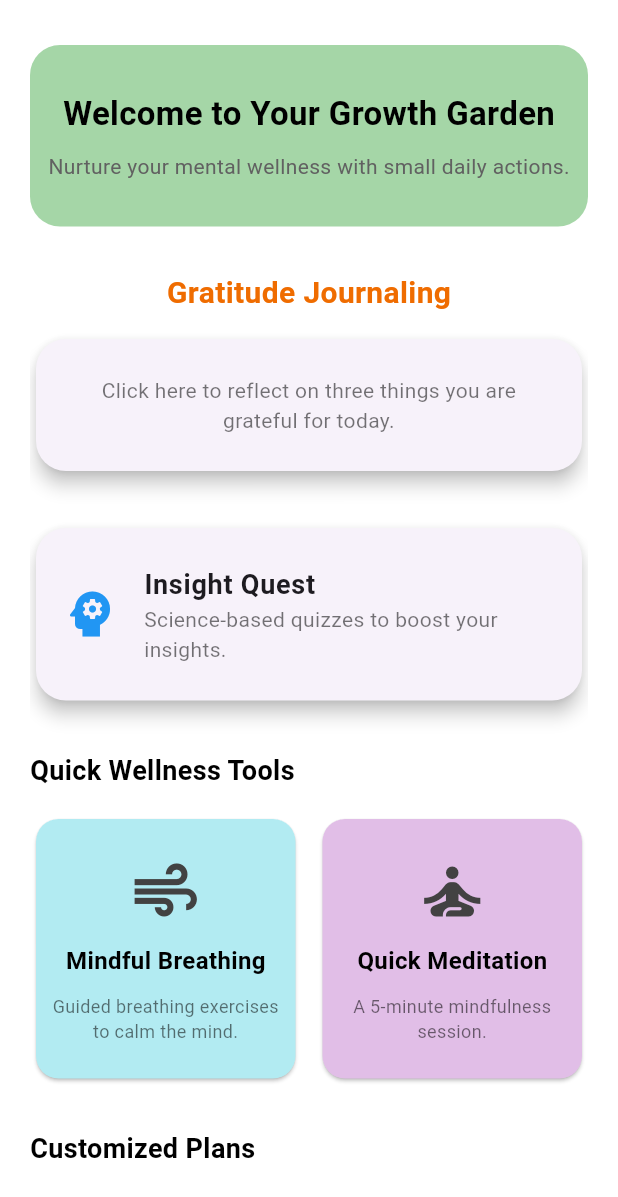
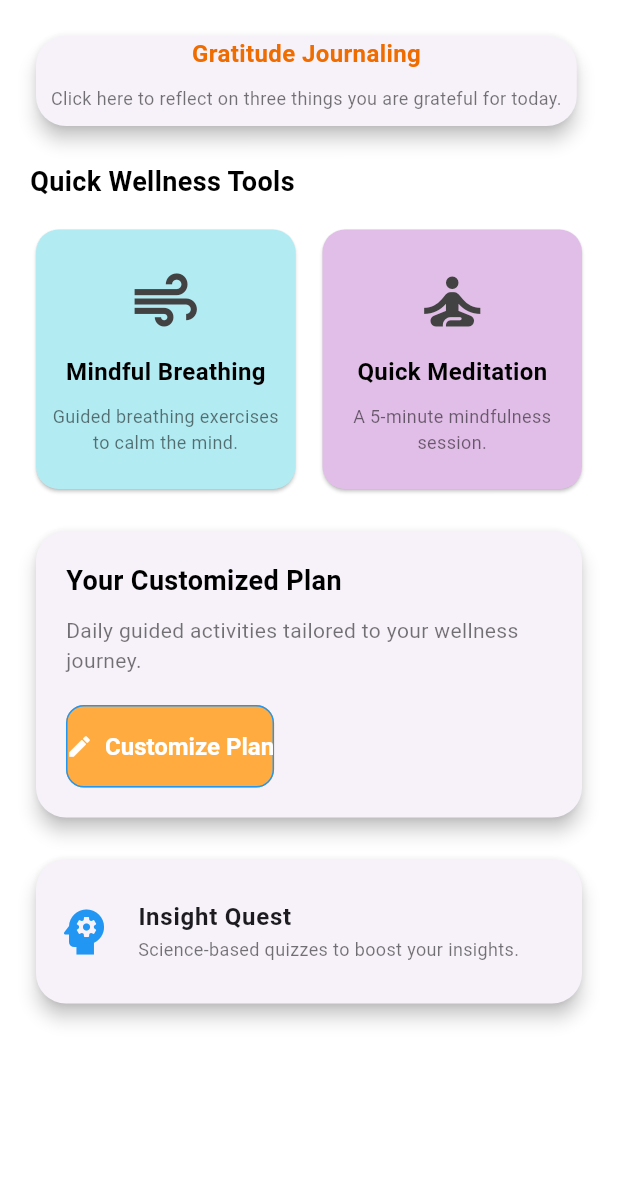
Before and after one commit to JericoDj/MentalHealth, a Flutter app: the GrowthGardenScreen screen opened directly, on a phone screen of 412 x 824 dp. Shown: the top 1197 px of the screen. Run offline on Flutter 3.47's test engine with Material 3 defaults, Android fonts, the phone set to English and light mode, and no system bars; our stand-ins replace carousel_slider, connectivity_plus, firebase_auth, firebase_core, fl_chart, flutter_native_splash and 5 more; accounts and stored records are empty.

Commit message:
Eight Commit
Home
Daily Mood, change the mood tracking section,
Growth garden
remove the welcome?
gratitude journaling to be in one container,
safe talks. search button, and search results
mindhub to redesign
account page add results, app settings, notification settings and account privacy.

```diff
--- a/lib/screens/growth_garden/growth_garden.dart
+++ b/lib/screens/growth_garden/growth_garden.dart
@@ -6,23 +6,16 @@ class GrowthGardenScreen extends StatelessWidget {
     return Scaffold(
 
       body: Padding(
-        padding: const EdgeInsets.symmetric(horizontal: 20.0, vertical: 30.0),
+        padding: const EdgeInsets.symmetric(horizontal: 20.0, vertical: 20.0),
         child: SingleChildScrollView(
           child: Column(
             crossAxisAlignment: CrossAxisAlignment.start,
             children: [
-              // Hero Section (Optional)
-              _buildHeroSection(),
-              const SizedBox(height: 30),
 
               // Section 1: Gratitude Journaling
               GratitudeJournalingContainer(),
-              const SizedBox(height: 30),
 
-              // Section 2: Insight Quest Button
-              InsightQuestButton(),
-              const SizedBox(height: 30),
-
+              const SizedBox(height: 20),
               // Section 3: Grid View of Wellness Tools
               const Text(
                 "Quick Wellness Tools",
@@ -50,15 +43,27 @@ class GrowthGardenScreen extends StatelessWidget {
                   ),
                 ],
               ),
+
+
+
+              const SizedBox(height: 20),
+              // Section 4: Thrive Guide / Customized Plans
+
+              CustomizedPlansContainer(),
+
+              const SizedBox(height: 20),
+
+
+
+              // Section 2: Insight Quest Button
+              InsightQuestButton(),
+              const SizedBox(height: 20),
+
+
               const SizedBox(height: 30),
 
-              // Section 4: Thrive Guide / Customized Plans
-              const Text(
-                "Customized Plans",
-                style: TextStyle(fontSize: 18, fontWeight: FontWeight.bold),
-              ),
-              const SizedBox(height: 15),
-              CustomizedPlansContainer(),
+
+
             ],
           ),
         ),
@@ -70,7 +75,7 @@ class GrowthGardenScreen extends StatelessWidget {
   Widget _buildHeroSection() {
     return Container(
       width: double.infinity,
-      padding: const EdgeInsets.symmetric(vertical: 30),
+      padding: const EdgeInsets.symmetric(vertical: 20),
       decoration: BoxDecoration(
         color: Colors.green[200],
         borderRadius: BorderRadius.circular(20),
@@ -79,12 +84,12 @@ class GrowthGardenScreen extends StatelessWidget {
         children: [
           const Text(
             "Welcome to Your Growth Garden",
-            style: TextStyle(fontSize: 22, fontWeight: FontWeight.bold),
+            style: TextStyle(fontSize: 16, fontWeight: FontWeight.bold),
           ),
           const SizedBox(height: 10),
           Text(
             "Nurture your mental wellness with small daily actions.",
-            style: TextStyle(fontSize: 14, color: Colors.grey[700]),
+            style: TextStyle(fontSize: 12, color: Colors.grey[700]),
           ),
 
         ],
@@ -97,34 +102,35 @@ class GrowthGardenScreen extends StatelessWidget {
 class GratitudeJournalingContainer extends StatelessWidget {
   @override
   Widget build(BuildContext context) {
-    return Column(
-      crossAxisAlignment: CrossAxisAlignment.center,
+
+    return Card(
+      elevation: 5,
+      shape: RoundedRectangleBorder(borderRadius: BorderRadius.circular(20)),
+      child: Column(
         children: [
           Text(
             'Gratitude Journaling',
             style: TextStyle(
-            fontSize: 20,
+              fontSize: 16,
               fontWeight: FontWeight.bold,
               color: Colors.orange[800],
             ),
           ),
-        const SizedBox(height: 12),
-        Card(
-          elevation: 5,
-          shape: RoundedRectangleBorder(borderRadius: BorderRadius.circular(20)),
-          child: InkWell(
+
+
+          InkWell(
             onTap: () => _showJournalDialog(context),
             child: Padding(
-              padding: const EdgeInsets.all(24.0),
+              padding: const EdgeInsets.all(10.0),
               child: Text(
                 'Click here to reflect on three things you are grateful for today.',
                 textAlign: TextAlign.center,
-                style: const TextStyle(fontSize: 14, color: Colors.black54),
-              ),
+                style: const TextStyle(fontSize: 12, color: Colors.black54),
               ),
             ),
           ),
         ],
+      ),
     );
   }
 
@@ -162,15 +168,15 @@ class InsightQuestButton extends StatelessWidget {
       elevation: 5,
       shape: RoundedRectangleBorder(borderRadius: BorderRadius.circular(20)),
       child: ListTile(
-        contentPadding: const EdgeInsets.all(16),
+        contentPadding: const EdgeInsets.all(12),
         leading: const Icon(Icons.psychology, size: 40, color: Colors.blue),
         title: const Text(
           'Insight Quest',
-          style: TextStyle(fontSize: 18, fontWeight: FontWeight.bold),
+          style: TextStyle(fontSize: 16, fontWeight: FontWeight.bold),
         ),
         subtitle: const Text(
           'Science-based quizzes to boost your insights.',
-          style: TextStyle(fontSize: 14, color: Colors.black54),
+          style: TextStyle(fontSize: 12, color: Colors.black54),
         ),
         onTap: () {
           // Navigate to Insight Quest Page
```
Also changed, not shown: lib/widgets/homescreen_widgets/wellness_tracking/progress_map_widgets/mood_trends_section.dart (+31 -23 lines), lib/widgets/homescreen_widgets/wellness_tracking/progress_map_widgets/mood_trends_widgets/mood_trends_details.dart (added, +62 -0 lines). Lines whose indentation alone changed are shown as unchanged.
